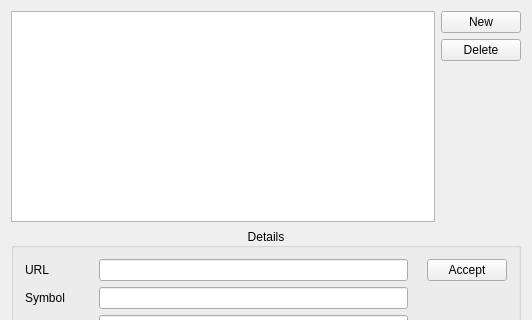
This is kmymoney/dialogs/settings/ksettingsonlinequotesdecl.ui in rhabacker/kmymoney as Qt 5 draws it before an edit; both pictures show x 0 to 532 and y 0 to 320 of the 532 by 676 pixel window. The edited form follows.
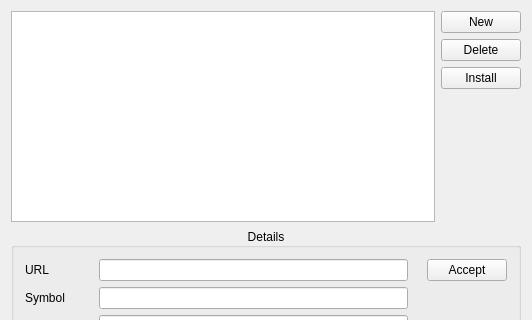
This is the edited form. Custom widgets are drawn as their Qt base class.

Patch:
```diff
--- a/kmymoney/dialogs/settings/ksettingsonlinequotesdecl.ui
+++ b/kmymoney/dialogs/settings/ksettingsonlinequotesdecl.ui
@@ -50,6 +50,13 @@
            </property>
           </widget>
          </item>
+         <item>
+          <widget class="KPushButton" name="m_installButton">
+           <property name="text">
+            <string>Install</string>
+           </property>
+          </widget>
+         </item>
          <item>
           <spacer name="verticalSpacer">
            <property name="orientation">
```
